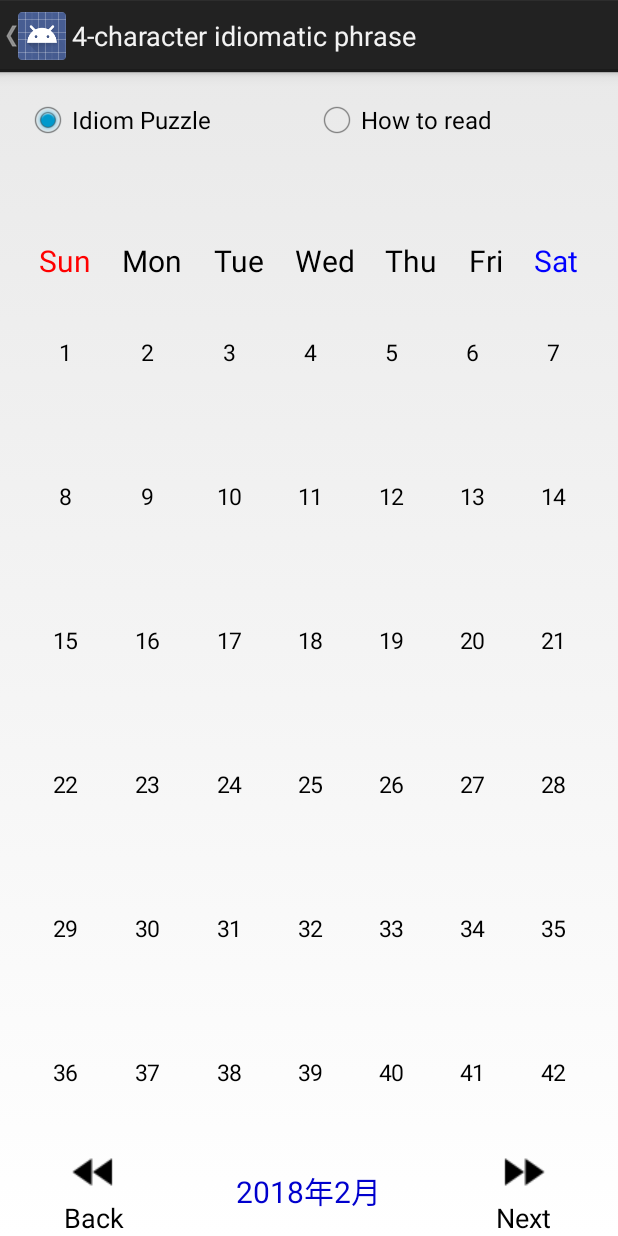
After one commit to yoichi75jp/CharacterIdiomatic4, an Android app: the AchievementActivity screen opened directly, with no data from a screen before it, on a phone screen of 412 x 824 dp. The commit adds this screen. Run offline under Robolectric (Android 15) with nearby library versions, the phone set to English and light mode, and no system bars; our stand-ins replace AdMob; network calls fail.

Commit message:
カレンダー対応（途中）

```diff
--- a/app/build.gradle
+++ b/app/build.gradle
@@ -8,7 +8,7 @@ android {
         minSdkVersion 17
         targetSdkVersion 27
         versionCode 23
-        versionName "2.1.0" //2018/01/31 2.1.0
+        versionName "2.1.1" //2018/01/31 2.1.0
         testInstrumentationRunner "android.support.test.runner.AndroidJUnitRunner"
     }
     buildTypes {
@@ -27,7 +27,7 @@ dependencies {
     })
     //androidTestImplementation 'com.android.support.test:runner:1.0.1'
     //androidTestImplementation 'com.android.support.test.espresso:espresso-core:3.0.1'
-    implementation 'com.android.support:appcompat-v7:27.0.2'
+    implementation 'com.android.support:appcompat-v7:27.1.0'
     implementation 'com.android.support.constraint:constraint-layout:1.0.2'
     testImplementation 'junit:junit:4.12'
 
--- a/app/src/main/AndroidManifest.xml
+++ b/app/src/main/AndroidManifest.xml
@@ -53,6 +53,9 @@
         <activity android:name=".WebBrowserActivity"
             android:screenOrientation="portrait"
             android:label="@string/look_answer"/>
+        <activity android:name=".AchievementActivity"
+            android:parentActivityName=".MainActivity"
+            android:screenOrientation="portrait"/>
 
         <!-- Add the following meta-data for devices running Google Play service. -->
         <meta-data
--- /dev/null
+++ b/app/src/main/java/com/aufthesis/characteridiomatic4/AchievementActivity.java
@@ -0,0 +1,270 @@
+package com.aufthesis.characteridiomatic4;
+
+import android.app.Activity;
+import android.app.AlertDialog;
+import android.content.Context;
+import android.content.DialogInterface;
+import android.content.Intent;
+import android.graphics.Color;
+import android.os.Bundle;
+import android.support.annotation.NonNull;
+import android.util.Pair;
+import android.view.Gravity;
+import android.view.KeyEvent;
+import android.view.View;
+import android.widget.Button;
+import android.widget.CalendarView;
+import android.widget.CheckBox;
+import android.widget.CompoundButton;
+import android.widget.GridLayout;
+import android.widget.LinearLayout;
+import android.widget.RadioButton;
+import android.widget.TextView;
+
+import com.google.android.gms.ads.AdRequest;
+import com.google.android.gms.ads.AdView;
+
+import java.util.ArrayList;
+import java.util.Collections;
+import java.util.Date;
+import java.util.List;
+import java.util.Locale;
+import java.util.Map;
+import java.util.concurrent.ConcurrentHashMap;
+
+/**
+/ * Created by yoichi75jp2 on 2018/02/26.
+ */
+
+public class AchievementActivity extends Activity implements View.OnClickListener
+{
+    private Context m_context;
+
+    private RadioButton m_idiomRadBtn;
+    private RadioButton m_readRadBtn;
+    private LinearLayout m_matrixLayout;
+    private TextView m_displayText;
+    private Button m_preButton;
+    private Button m_nextButton;
+
+    final private List<String> m_weekList = new ArrayList<>();
+
+    private List<Pair<Button,Date>> m_pairButtonDate = new ArrayList<>();
+    private Map<Integer, Button> m_mapButtonID = new ConcurrentHashMap<>();
+
+    final boolean m_isJP = Locale.getDefault().toString().equals(Locale.JAPAN.toString());
+    final Date m_today = new Date(System.currentTimeMillis());
+
+    private int m_textSize1 = 15;
+    private int m_textSize2 = 20;
+    private int m_textSize3 = 30;
+
+    private int m_mode = 0;
+    private Integer m_buttonCount = 0;
+
+    private AdView m_adView;
+
+    @Override
+    protected void onCreate(Bundle savedInstanceState)
+    {
+        super.onCreate(savedInstanceState);
+        setContentView(R.layout.activity_achievement);
+
+        m_context = this;
+
+        m_matrixLayout = findViewById(R.id.view_matrix);
+
+        m_idiomRadBtn = findViewById(R.id.idiom_rad);
+        m_readRadBtn = findViewById(R.id.read_rad);
+        m_idiomRadBtn.setOnCheckedChangeListener(new CompoundButton.OnCheckedChangeListener() {
+            @Override
+            public void onCheckedChanged(CompoundButton buttonView, boolean isChecked) {
+                //TODO:ラジオボタン切替時処理
+            }
+        });
+        m_displayText = findViewById(R.id.now_display);
+        m_displayText.setOnClickListener(this);
+        m_preButton = findViewById(R.id.pre_button);
+        m_preButton.setOnClickListener(this);
+        m_nextButton = findViewById(R.id.next_button);
+        m_nextButton.setOnClickListener(this);
+
+        //曜日リスト化
+        m_weekList.add(getString(R.string.week_sun));
+        m_weekList.add(getString(R.string.week_mon));
+        m_weekList.add(getString(R.string.week_tue));
+        m_weekList.add(getString(R.string.week_wed));
+        m_weekList.add(getString(R.string.week_thu));
+        m_weekList.add(getString(R.string.week_fri));
+        m_weekList.add(getString(R.string.week_sat));
+
+        if(this.getResources().getConfiguration().smallestScreenWidthDp >= 600)
+        {
+            //Tabletの場合
+            m_textSize1 = 25;
+            m_textSize2 = 70;
+            m_textSize3 = 80;
+        }
+        m_displayText.setTextSize(m_textSize2);
+        setData();
+
+        //バナー広告
+        m_adView = findViewById(R.id.adView);
+        AdRequest adRequest = new AdRequest.Builder().build();
+        if(!MainActivity.g_isDebug)
+            m_adView.loadAd(adRequest);
+
+    }
+
+    //@param mode 0:1Month(7x6), 1:1Year(3x4), 2:12Years(3x4)
+    private void setData()
+    {
+        int maxRow = 0, maxColumn = 0;
+        switch(m_mode)
+        {
+            case 0:
+                maxRow = 7;
+                maxColumn = 7;
+                break;
+            case 1:
+            case 2:
+                maxRow = 4;
+                maxColumn = 3;
+                break;
+            default:break;
+        }
+        m_mapButtonID.clear();
+        m_matrixLayout.removeAllViews();
+        m_buttonCount = 0;
+
+        for(int row = 1; row <= maxRow; row++)
+        {
+            LinearLayout rowLayout = new LinearLayout(this);
+            rowLayout.setOrientation(LinearLayout.HORIZONTAL);
+            LinearLayout.LayoutParams rowParam = new LinearLayout.LayoutParams(LinearLayout.LayoutParams.MATCH_PARENT, LinearLayout.LayoutParams.WRAP_CONTENT);
+            rowParam.weight = 1.0f;
+            rowLayout.setLayoutParams(rowParam);
+            rowLayout.setGravity(Gravity.CENTER);
+            for(int column = 1; column <= maxColumn; column++)
+            {
+                LinearLayout.LayoutParams colParam = new LinearLayout.LayoutParams(LinearLayout.LayoutParams.WRAP_CONTENT, LinearLayout.LayoutParams.WRAP_CONTENT);
+                colParam.weight = 1.0f;
+                if(m_mode == 0 && row == 1)
+                {
+                    colParam.gravity = Gravity.BOTTOM;
+                    TextView text = new TextView(this);
+                    text.setLayoutParams(colParam);
+                    text.setGravity(Gravity.CENTER);
+                    text.setText(m_weekList.get(column-1));
+                    text.setTextSize(m_textSize2);
+                    switch (column)
+                    {
+                        case 1:
+                            text.setTextColor(Color.RED);
+                            break;
+                        case 7:
+                            text.setTextColor(Color.BLUE);
+                            break;
+                        default:
+                            text.setTextColor(Color.BLACK);
+                            break;
+                    }
+                    rowLayout.addView(text);
+                }
+                else
+                {
+                    m_buttonCount++;
+                    Button button = new Button(this);
+                    button.setLayoutParams(colParam);
+                    //button.setTextColor(Color.WHITE);
+                    button.setText(m_buttonCount.toString());
+                    button.setTextSize(m_textSize1);
+                    button.setId(m_buttonCount);
+                    rowLayout.addView(button);
+                    button.setOnClickListener(this);
+                    button.setBackgroundColor(Color.parseColor("#00000000"));
+                    m_mapButtonID.put(button.getId(), button);
+                }
+            }
+            m_matrixLayout.addView(rowLayout);
+        }
+    }
+
+    public void onClick(View view)
+    {
+        int id = view.getId();
+        switch (id)
+        {
+            case R.id.now_display:
+                m_mode++;
+                if(m_mode > 2) m_mode = 0;
+                setData();
+                break;
+            case R.id.pre_button:
+                break;
+            case R.id.next_button:
+                break;
+            default:
+                for(int i = 1; i <= m_mapButtonID.size(); i++)
+                {
+                    m_mapButtonID.get(i).setBackgroundColor(Color.parseColor("#00000000"));
+                }
+                Button button = (Button)view;
+                button.setBackgroundColor(Color.MAGENTA);
+                break;
+        }
+    }
+
+    @Override
+    public void onPause() {
+        if (m_adView != null) {
+            m_adView.pause();
+        }
+        super.onPause();
+    }
+
+    @Override
+    public void onResume()
+    {
+        super.onResume();
+        if (m_adView != null) {
+            m_adView.resume();
+        }
+    }
+    @Override
+    public void onDestroy()
+    {
+        if (m_adView != null) {
+            m_adView.destroy();
+        }
+        super.onDestroy();
+        setResult(RESULT_OK);
+    }
+
+    @Override
+    protected void onActivityResult(int requestCode, int resultCode, Intent data) {
+        super.onActivityResult(requestCode, resultCode, data);
+        switch (requestCode) {
+            case 1:
+                break;
+            case 2:
+                break;
+            case 3:
+                break;
+            case 4:
+                break;
+            default:break;
+        }
+    }
+
+    @Override
+    public boolean onKeyDown(int keyCode, KeyEvent event) {
+        if (keyCode == KeyEvent.KEYCODE_BACK)
+        {
+            finish();
+            return true;
+        }
+        return super.onKeyDown(keyCode, event);
+    }
+
+}
--- /dev/null
+++ b/app/src/main/res/layout/activity_achievement.xml
@@ -0,0 +1,90 @@
+<?xml version="1.0" encoding="utf-8"?>
+<LinearLayout xmlns:android="http://schemas.android.com/apk/res/android"
+    android:orientation="vertical"
+    android:paddingLeft="16dp"
+    android:paddingRight="16dp"
+    android:paddingTop="16dp"
+    android:layout_width="match_parent"
+    android:layout_height="match_parent">
+
+    <RadioGroup
+        android:layout_width="match_parent"
+        android:layout_height="wrap_content"
+        android:orientation="horizontal">
+        <RadioButton
+            android:id="@+id/idiom_rad"
+            android:layout_width="wrap_content"
+            android:layout_height="wrap_content"
+            android:layout_weight="1"
+            android:checked="true"
+            android:text="@string/puzzle"/>
+
+        <RadioButton
+            android:id="@+id/read_rad"
+            android:layout_width="wrap_content"
+            android:layout_height="wrap_content"
+            android:layout_weight="1"
+            android:text="@string/read"/>
+
+    </RadioGroup>
+
+    <!--CalendarView
+        android:id="@+id/calendar"
+        android:layout_width="match_parent"
+        android:layout_height="0dp"
+        android:layout_weight="1">
+
+    </CalendarView-->
+
+    <LinearLayout
+        android:id="@+id/view_matrix"
+        android:orientation="vertical"
+        android:layout_width="match_parent"
+        android:paddingTop="16dp"
+        android:layout_height="0dp"
+        android:layout_weight="1" >
+
+    </LinearLayout>
+
+    <LinearLayout
+        android:layout_width="match_parent"
+        android:layout_height="wrap_content"
+        android:gravity="center"
+        android:orientation="horizontal">
+        <Button
+            android:id="@+id/pre_button"
+            android:layout_width="0dp"
+            android:layout_height="wrap_content"
+            android:layout_weight="1"
+            android:drawableTop="@drawable/ic_fast_rewind_black_24dp"
+            android:background="#00000000"
+            style="android:attr/buttonBarButtonStyle"
+            android:text="@string/back_question"/>
+        <TextView
+            android:id="@+id/now_display"
+            android:layout_width="wrap_content"
+            android:layout_height="wrap_content"
+            android:layout_weight="1"
+            android:gravity="center"
+            android:textColor="#0000CD"
+            android:text="2018年2月"/>
+        <Button
+            android:id="@+id/next_button"
+            android:layout_width="0dp"
+            android:layout_height="wrap_content"
+            android:layout_weight="1"
+            android:drawableTop="@drawable/ic_fast_forward_black_24dp"
+            android:background="#00000000"
+            style="android:attr/buttonBarButtonStyle"
+            android:text="@string/next_question"/>
+    </LinearLayout>
+
+    <com.google.android.gms.ads.AdView
+        xmlns:ads="http://schemas.android.com/apk/res-auto"
+        android:id="@+id/adView2"
+        android:layout_width="match_parent"
+        android:layout_height="wrap_content"
+        ads:adUnitId="@string/adUnitId"
+        ads:adSize="BANNER" />
+
+</LinearLayout>
--- a/app/src/main/res/values/strings.xml
+++ b/app/src/main/res/values/strings.xml
@@ -5,11 +5,13 @@
     <string name="level_normal">Normal</string>
     <string name="level_hard">Hard</string>
 
+    <string name="performance">Performance</string>
+
     <string name="puzzle">Idiom Puzzle</string>
     <string name="read">How to read</string>
 
     <string name="version">Ver.%1$s</string>
-Back
+
     <string name="blank">"　"</string>
     <string name="instruction1">Trying to complete 4 idioms</string>
     <string name="instruction2">How do you read?</string>
@@ -80,6 +82,20 @@ Back
     <string name="other_apps_link1">If there is an unknown idiom\n「Quick solve! Yojijukugo 7000」\nLet's find it!</string>
     <string name="click">↑Click</string>
 
+    <!--カレンダー日付-->
+    <string name="cal_accumulation_count">%1$d/Month</string>
+    <string name="cal_date_count">%1$d/Day</string>
+    <string name="cal_date">07</string>
+    <string name="cal_level">Lv.%1$d</string>
+
+    <string name="week_sun">Sun</string>
+    <string name="week_mon">Mon</string>
+    <string name="week_tue">Tue</string>
+    <string name="week_wed">Wed</string>
+    <string name="week_thu">Thu</string>
+    <string name="week_fri">Fri</string>
+    <string name="week_sat">Sat</string>
+
     <string name="adUnitId">ca-app-pub-1485554329820885/3934827859</string>
     <string name="adUnitInterId">ca-app-pub-1485554329820885/6519722654</string>
     <string name="adUnitTestId">ca-app-pub-3940256099942544/6300978111</string>
```
Also changed, not shown: app/src/main/java/com/aufthesis/characteridiomatic4/MainActivity.java (+19 -1 lines), app/src/main/java/com/aufthesis/characteridiomatic4/OneDayView.java (added, +51 -0 lines), app/src/main/res/layout/activity_main.xml (+21 -1 lines), app/src/main/res/layout/date_oneday.xml (added, +55 -0 lines), app/src/main/res/drawable/ic_event_note_black_24dp.png (added), 1 other file.
